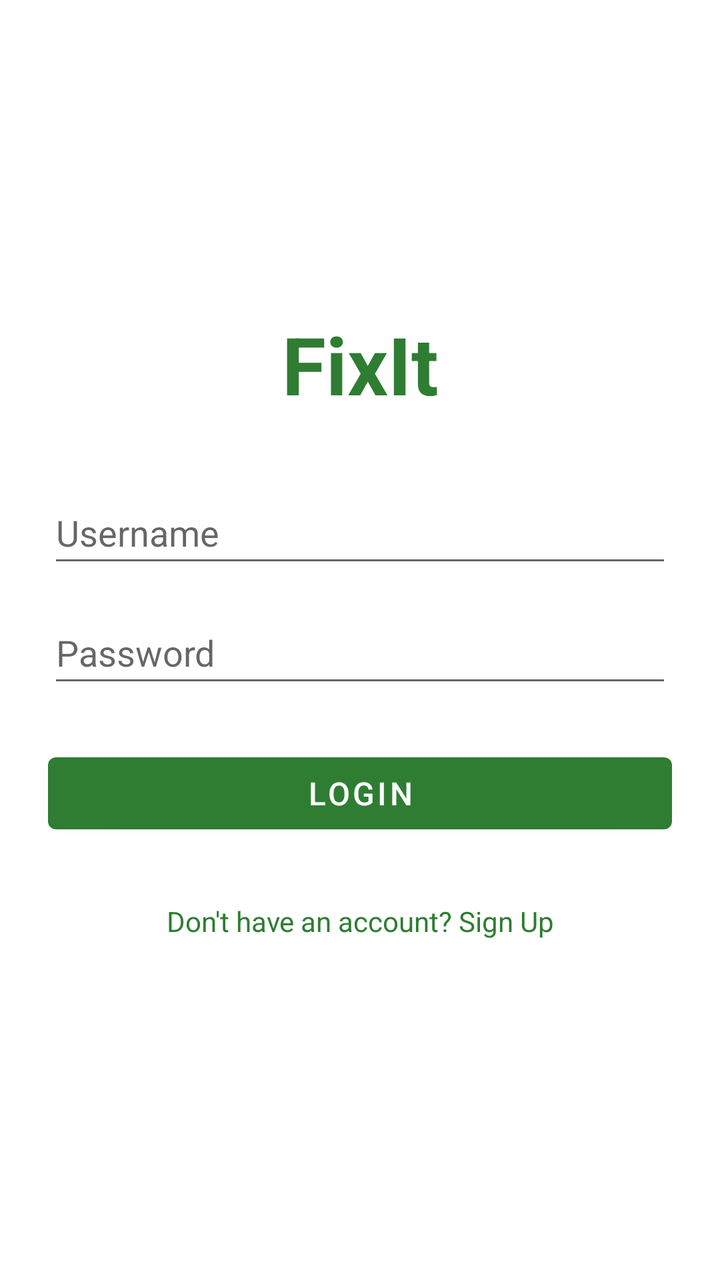
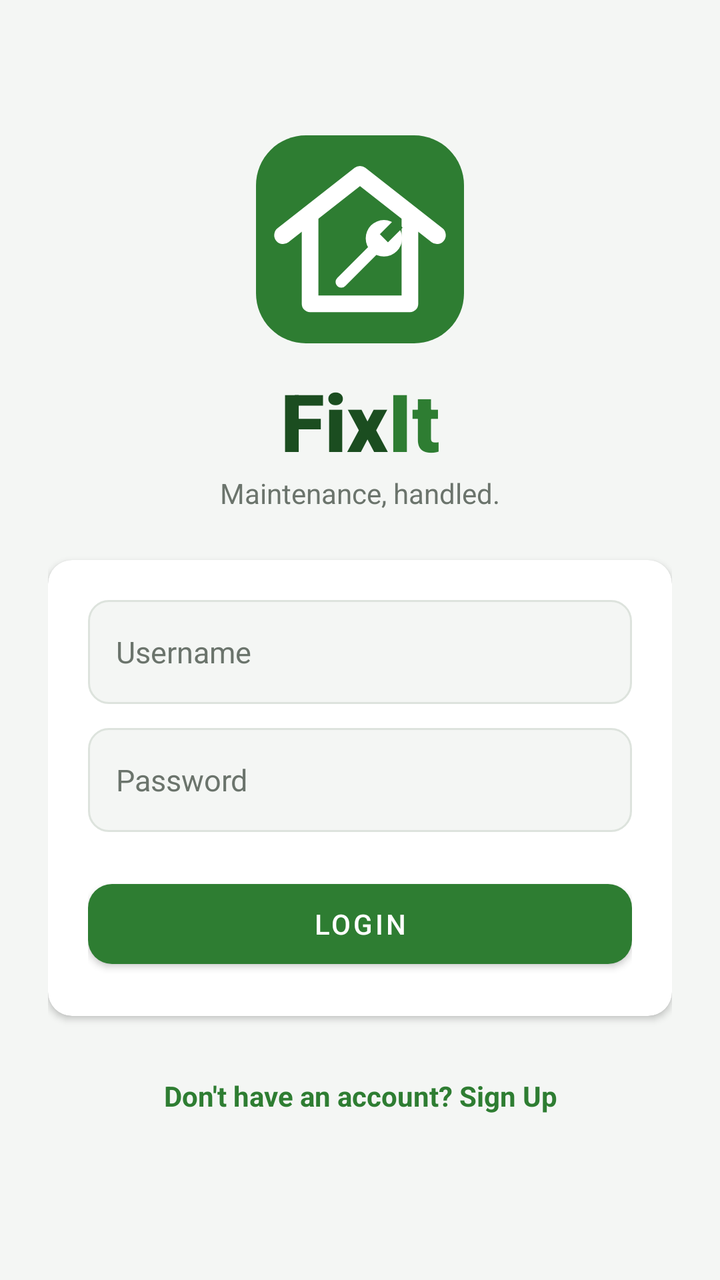

Two renders of the same Android screen: before a commit and after it. Below are the layout's source before the change and the commit's diff.
<!-- AndroidManifest.xml: application theme Theme.FixIt -->
<!-- res/layout/activity_login.xml -->
<?xml version="1.0" encoding="utf-8"?>
<ScrollView xmlns:android="http://schemas.android.com/apk/res/android"
    android:layout_width="match_parent"
    android:layout_height="match_parent"
    android:fillViewport="true">

    <LinearLayout
        android:layout_width="match_parent"
        android:layout_height="match_parent"
        android:gravity="center_vertical"
        android:orientation="vertical"
        android:padding="24dp">

        <TextView
            android:layout_width="match_parent"
            android:layout_height="wrap_content"
            android:layout_marginBottom="32dp"
            android:gravity="center"
            android:text="FixIt"
            android:textColor="@color/fixit_primary"
            android:textSize="40sp"
            android:textStyle="bold" />

        <EditText
            android:id="@+id/etUsername"
            android:layout_width="match_parent"
            android:layout_height="wrap_content"
            android:autofillHints="username"
            android:hint="Username"
            android:imeOptions="actionNext"
            android:inputType="text"
            android:maxLines="1"
            android:minHeight="48dp" />

        <EditText
            android:id="@+id/etPassword"
            android:layout_width="match_parent"
            android:layout_height="wrap_content"
            android:layout_marginTop="12dp"
            android:autofillHints="password"
            android:hint="Password"
            android:imeOptions="actionDone"
            android:inputType="textPassword"
            android:maxLines="1"
            android:minHeight="48dp" />

        <Button
            android:id="@+id/btnLogin"
            android:layout_width="match_parent"
            android:layout_height="wrap_content"
            android:layout_marginTop="24dp"
            android:text="Login"
            android:textSize="16sp" />

        <TextView
            android:id="@+id/tvGoSignup"
            android:layout_width="match_parent"
            android:layout_height="wrap_content"
            android:layout_marginTop="16dp"
            android:clickable="true"
            android:focusable="true"
            android:gravity="center"
            android:minHeight="48dp"
            android:text="Don't have an account? Sign Up"
            android:textColor="@color/fixit_primary"
            android:textSize="14sp" />

    </LinearLayout>
</ScrollView>
<!-- resources referenced by this layout -->
<resources>
  <color name="fixit_primary">#2E7D32</color>
  <style name="Theme.FixIt" parent="Theme.MaterialComponents.DayNight.NoActionBar">
          <item name="colorPrimary">@color/fixit_primary</item>
          <item name="colorPrimaryDark">@color/fixit_primary_dark</item>
          <item name="colorAccent">@color/fixit_accent</item>
      </style>
  <color name="fixit_primary_dark">#1B5E20</color>
  <color name="fixit_accent">#FFA000</color>
</resources>

<!-- the commit's change to res/layout/activity_login.xml (unified diff, before → after) -->
@@ -1,7 +1,9 @@
 <?xml version="1.0" encoding="utf-8"?>
 <ScrollView xmlns:android="http://schemas.android.com/apk/res/android"
+    xmlns:app="http://schemas.android.com/apk/res-auto"
     android:layout_width="match_parent"
     android:layout_height="match_parent"
+    android:background="@color/fixit_background"
     android:fillViewport="true">
 
     <LinearLayout
@@ -11,46 +13,89 @@
         android:orientation="vertical"
         android:padding="24dp">
 
+        <ImageView
+            android:layout_width="104dp"
+            android:layout_height="104dp"
+            android:layout_gravity="center_horizontal"
+            android:contentDescription="FixIt logo"
+            android:src="@drawable/ic_fixit_logo" />
+
+        <LinearLayout
+            android:layout_width="match_parent"
+            android:layout_height="wrap_content"
+            android:layout_marginTop="12dp"
+            android:gravity="center"
+            android:orientation="horizontal">
+
+            <TextView
+                android:layout_width="wrap_content"
+                android:layout_height="wrap_content"
+                android:fontFamily="sans-serif-black"
+                android:text="Fix"
+                android:textColor="@color/fixit_logo_dark"
+                android:textSize="40sp" />
+
+            <TextView
+                android:layout_width="wrap_content"
+                android:layout_height="wrap_content"
+                android:fontFamily="sans-serif-black"
+                android:text="It"
+                android:textColor="@color/fixit_primary"
+                android:textSize="40sp" />
+        </LinearLayout>
+
         <TextView
             android:layout_width="match_parent"
             android:layout_height="wrap_content"
-            android:layout_marginBottom="32dp"
+            android:layout_marginBottom="24dp"
             android:gravity="center"
-            android:text="FixIt"
-            android:textColor="@color/fixit_primary"
-            android:textSize="40sp"
-            android:textStyle="bold" />
+            android:text="Maintenance, handled."
+            android:textColor="@color/fixit_text_secondary"
+            android:textSize="14sp" />
 
-        <EditText
-            android:id="@+id/etUsername"
+        <androidx.cardview.widget.CardView
+            style="@style/Widget.FixIt.Card"
             android:layout_width="match_parent"
-            android:layout_height="wrap_content"
-            android:autofillHints="username"
-            android:hint="Username"
-            android:imeOptions="actionNext"
-            android:inputType="text"
-            android:maxLines="1"
-            android:minHeight="48dp" />
+            android:layout_height="wrap_content">
 
-        <EditText
-            android:id="@+id/etPassword"
-            android:layout_width="match_parent"
-            android:layout_height="wrap_content"
-            android:layout_marginTop="12dp"
-            android:autofillHints="password"
-            android:hint="Password"
-            android:imeOptions="actionDone"
-            android:inputType="textPassword"
-            android:maxLines="1"
-            android:minHeight="48dp" />
+            <LinearLayout
+                android:layout_width="match_parent"
+                android:layout_height="wrap_content"
+                android:orientation="vertical"
+                android:padding="20dp">
 
-        <Button
-            android:id="@+id/btnLogin"
-            android:layout_width="match_parent"
-            android:layout_height="wrap_content"
-            android:layout_marginTop="24dp"
-            android:text="Login"
-            android:textSize="16sp" />
+                <EditText
+                    android:id="@+id/etUsername"
+                    style="@style/Widget.FixIt.Input"
+                    android:layout_width="match_parent"
+                    android:layout_height="wrap_content"
+                    android:autofillHints="username"
+                    android:hint="Username"
+                    android:imeOptions="actionNext"
+                    android:inputType="text"
+                    android:maxLines="1" />
+
+                <EditText
+                    android:id="@+id/etPassword"
+                    style="@style/Widget.FixIt.Input"
+                    android:layout_width="match_parent"
+                    android:layout_height="wrap_content"
+                    android:layout_marginTop="12dp"
+                    android:autofillHints="password"
+                    android:hint="Password"
+                    android:imeOptions="actionDone"
+                    android:inputType="textPassword"
+                    android:maxLines="1" />
+
+                <Button
+                    android:id="@+id/btnLogin"
+                    style="@style/Widget.FixIt.Button.Primary"
+                    android:layout_width="match_parent"
+                    android:layout_height="wrap_content"
+                    android:layout_marginTop="20dp"
+                    android:text="Login" />
+            </LinearLayout>
+        </androidx.cardview.widget.CardView>
 
         <TextView
             android:id="@+id/tvGoSignup"
@@ -63,7 +108,8 @@
             android:minHeight="48dp"
             android:text="Don't have an account? Sign Up"
             android:textColor="@color/fixit_primary"
-            android:textSize="14sp" />
+            android:textSize="14sp"
+            android:textStyle="bold" />
 
     </LinearLayout>
 </ScrollView>
<!-- resource entries referenced after the edit -->
@@ -1,12 +1,87 @@
 <!-- resources referenced by this layout -->
 <resources>
+  <color name="fixit_background">#F4F6F4</color>
+  <color name="fixit_logo_dark">#1B4D20</color>
   <color name="fixit_primary">#2E7D32</color>
+  <color name="fixit_text_secondary">#6B746C</color>
+  <!-- drawable ic_fixit_logo (drawable) -->
+  <?xml version="1.0" encoding="utf-8"?>
+  <vector xmlns:android="http://schemas.android.com/apk/res/android"
+      android:width="120dp"
+      android:height="120dp"
+      android:viewportWidth="200"
+      android:viewportHeight="200">
+  
+      
+      <path
+          android:fillColor="#2E7D32"
+          android:pathData="M48,0 H152 A48,48 0 0 1 200,48 V152 A48,48 0 0 1 152,200 H48 A48,48 0 0 1 0,152 V48 A48,48 0 0 1 48,0 Z" />
+  
+      
+      <path
+          android:pathData="M26,96 L100,38 L174,96"
+          android:strokeColor="#FFFFFF"
+          android:strokeWidth="17"
+          android:strokeLineCap="round"
+          android:strokeLineJoin="round" />
+      <path
+          android:pathData="M52,78 V162 H148 V78"
+          android:strokeColor="#FFFFFF"
+          android:strokeWidth="16"
+          android:strokeLineCap="round"
+          android:strokeLineJoin="round" />
+  
+      
+      <path
+          android:pathData="M82,141 L118,105"
+          android:strokeColor="#FFFFFF"
+          android:strokeWidth="11"
+          android:strokeLineCap="round" />
+      <path
+          android:fillColor="#FFFFFF"
+          android:pathData="M105.5,99 a17.5,17.5 0 1,0 35,0 a17.5,17.5 0 1,0 -35,0 Z" />
+      <path
+          android:fillColor="#2E7D32"
+          android:pathData="M119.1,95.1 L133.2,81 L141,88.8 L126.9,102.9 Z" />
+  </vector>
+  <style name="Widget.FixIt.Button.Primary" parent="Widget.MaterialComponents.Button">
+          <item name="backgroundTint">@color/fixit_primary</item>
+          <item name="android:textColor">@color/white</item>
+          <item name="android:minHeight">52dp</item>
+          <item name="cornerRadius">12dp</item>
+      </style>
+  <style name="Widget.FixIt.Card" parent="">
+          <item name="cardBackgroundColor">@color/white</item>
+          <item name="cardCornerRadius">12dp</item>
+          <item name="cardElevation">2dp</item>
+      </style>
+  <style name="Widget.FixIt.Input" parent="Widget.AppCompat.EditText">
+          <item name="android:background">@drawable/bg_input</item>
+          <item name="android:padding">14dp</item>
+          <item name="android:minHeight">52dp</item>
+          <item name="android:textSize">15sp</item>
+          <item name="android:textColor">@color/fixit_text</item>
+          <item name="android:textColorHint">@color/fixit_text_secondary</item>
+      </style>
   <style name="Theme.FixIt" parent="Theme.MaterialComponents.DayNight.NoActionBar">
           <item name="colorPrimary">@color/fixit_primary</item>
           <item name="colorPrimaryDark">@color/fixit_primary_dark</item>
           <item name="colorAccent">@color/fixit_accent</item>
       </style>
+  <color name="white">#FFFFFFFF</color>
+  <!-- drawable bg_input (drawable) -->
+  <?xml version="1.0" encoding="utf-8"?>
+  <shape xmlns:android="http://schemas.android.com/apk/res/android"
+      android:shape="rectangle">
+      <solid android:color="@color/fixit_background" />
+      <stroke
+          android:width="1dp"
+          android:color="@color/fixit_stroke" />
+      <corners android:radius="10dp" />
+  </shape>
+  <color name="fixit_text">#1C211D</color>
   <color name="fixit_primary_dark">#1B5E20</color>
   <color name="fixit_accent">#FFA000</color>
+  <color name="fixit_stroke">#DDE3DD</color>
 </resources>
 
